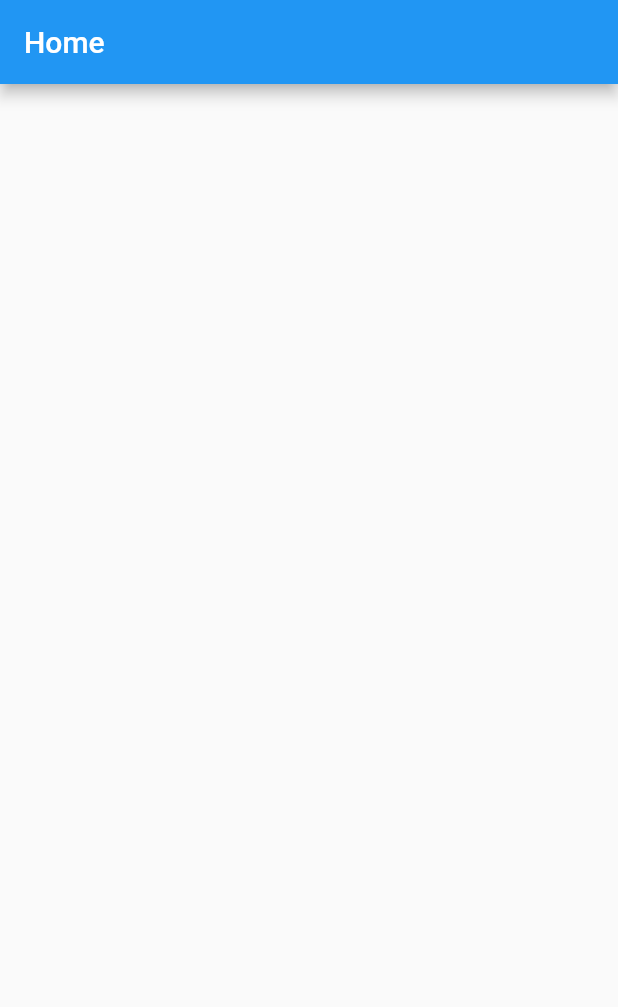
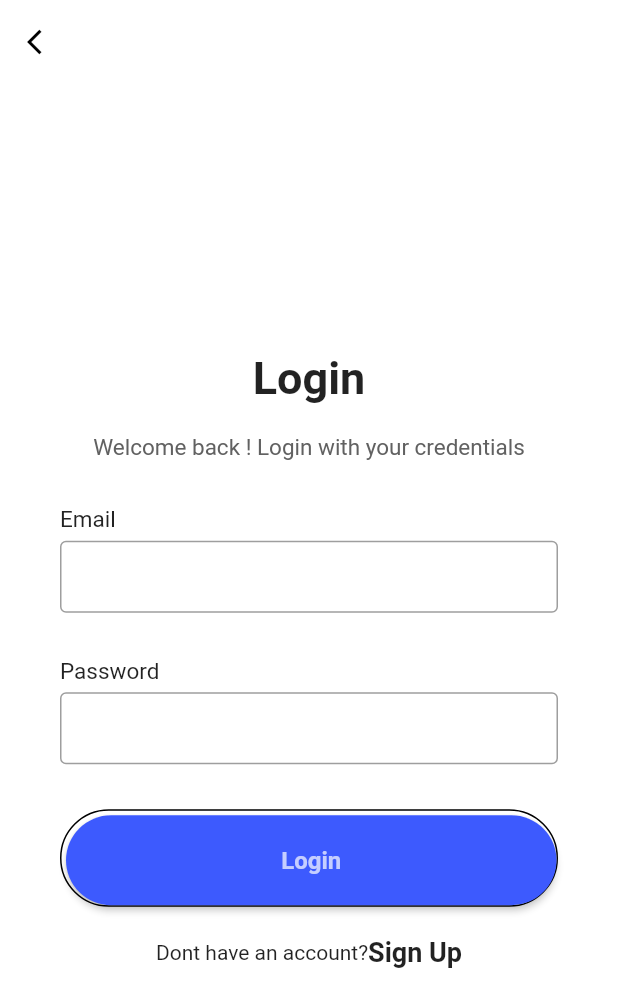
Before and after one commit to dedsecrattle/D3D-Market-Scanner, a Flutter app: the screen it shows after launch, on a phone screen of 412 x 824 dp. Shown: the top 1007 px of the screen. Run offline on Flutter 3.47's test engine with Material 2 defaults, Android fonts, the light colour scheme and no system bars; our stand-ins replace firebase_core; accounts and stored records are empty.

Commit message:
Added Register and Login Page views
Added Login and Register Page view

```diff
--- a/d3d_market_scanner_app/lib/main.dart
+++ b/d3d_market_scanner_app/lib/main.dart
@@ -1,3 +1,5 @@
+import 'package:d3d_market_scanner_app/views/login_view.dart';
+import 'package:d3d_market_scanner_app/views/register_view.dart';
 import 'package:flutter/material.dart';
 
 void main() {
@@ -6,7 +8,7 @@ void main() {
     theme: ThemeData(
       primarySwatch: Colors.blue,
     ),
-    home: const MyHome(),
+    home: const Login(),
   ));
 }
 
--- /dev/null
+++ b/d3d_market_scanner_app/lib/views/login_view.dart
@@ -0,0 +1,148 @@
+import 'package:flutter/material.dart';
+import 'package:flutter/services.dart';
+
+class Login extends StatelessWidget {
+  const Login({super.key});
+
+  @override
+  Widget build(BuildContext context) {
+    return Scaffold(
+      resizeToAvoidBottomInset: false,
+      backgroundColor: Colors.white,
+      appBar: AppBar(
+        elevation: 0,
+        backgroundColor: Colors.white,
+        leading: IconButton(
+            onPressed: () {
+              Navigator.pop(context);
+            },
+            icon: const Icon(
+              Icons.arrow_back_ios,
+              size: 20,
+              color: Colors.black,
+            )),
+        systemOverlayStyle: SystemUiOverlayStyle.dark,
+      ),
+      body: SizedBox(
+        height: MediaQuery.of(context).size.height,
+        width: double.infinity,
+        child: Column(
+          mainAxisAlignment: MainAxisAlignment.spaceEvenly,
+          children: [
+            Column(
+              children: [
+                Column(
+                  children: [
+                    const Text(
+                      "Login",
+                      style: TextStyle(
+                        fontSize: 30,
+                        fontWeight: FontWeight.bold,
+                      ),
+                    ),
+                    const SizedBox(
+                      height: 20,
+                    ),
+                    Text(
+                      "Welcome back ! Login with your credentials",
+                      style: TextStyle(
+                        fontSize: 15,
+                        color: Colors.grey[700],
+                      ),
+                    ),
+                    const SizedBox(
+                      height: 30,
+                    )
+                  ],
+                ),
+                Padding(
+                  padding: const EdgeInsets.symmetric(horizontal: 40),
+                  child: Column(
+                    children: [
+                      makeInput(label: "Email"),
+                      makeInput(label: "Password", obsureText: true),
+                    ],
+                  ),
+                ),
+                Padding(
+                  padding: const EdgeInsets.symmetric(horizontal: 40),
+                  child: Container(
+                    padding: const EdgeInsets.only(top: 3, left: 3),
+                    decoration: BoxDecoration(
+                        borderRadius: BorderRadius.circular(40),
+                        border: const Border(
+                            bottom: BorderSide(color: Colors.black),
+                            top: BorderSide(color: Colors.black),
+                            right: BorderSide(color: Colors.black),
+                            left: BorderSide(color: Colors.black))),
+                    child: MaterialButton(
+                      minWidth: double.infinity,
+                      height: 60,
+                      onPressed: () {},
+                      color: Colors.indigoAccent[400],
+                      shape: RoundedRectangleBorder(
+                          borderRadius: BorderRadius.circular(40)),
+                      child: const Text(
+                        "Login",
+                        style: TextStyle(
+                            fontWeight: FontWeight.w600,
+                            fontSize: 16,
+                            color: Colors.white70),
+                      ),
+                    ),
+                  ),
+                ),
+                const SizedBox(
+                  height: 20,
+                ),
+                Row(
+                  mainAxisAlignment: MainAxisAlignment.center,
+                  children: const [
+                    Text("Dont have an account?"),
+                    Text(
+                      "Sign Up",
+                      style:
+                          TextStyle(fontWeight: FontWeight.w600, fontSize: 18),
+                    ),
+                  ],
+                )
+              ],
+            ),
+          ],
+        ),
+      ),
+    );
+  }
+}
+
+Widget makeInput({label, obsureText = false}) {
+  return Column(
+    crossAxisAlignment: CrossAxisAlignment.start,
+    children: [
+      Text(
+        label,
+        style: const TextStyle(
+            fontSize: 15, fontWeight: FontWeight.w400, color: Colors.black87),
+      ),
+      const SizedBox(
+        height: 5,
+      ),
+      TextField(
+        obscureText: obsureText,
+        decoration: const InputDecoration(
+          contentPadding: EdgeInsets.symmetric(vertical: 0, horizontal: 10),
+          enabledBorder: OutlineInputBorder(
+            borderSide: BorderSide(
+              color: Colors.grey,
+            ),
+          ),
+          border:
+              OutlineInputBorder(borderSide: BorderSide(color: Colors.grey)),
+        ),
+      ),
+      const SizedBox(
+        height: 30,
+      )
+    ],
+  );
+}
```
Also changed, not shown: d3d_market_scanner_app/lib/views/register_view.dart (added, +154 -0 lines), 6 other files.
